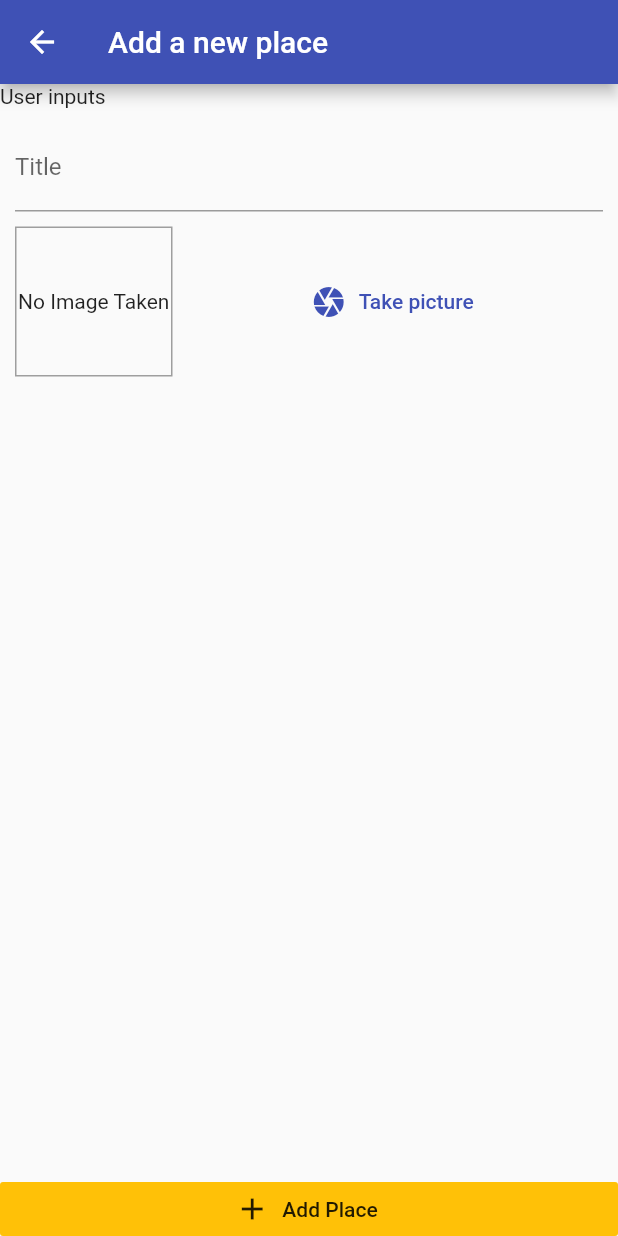
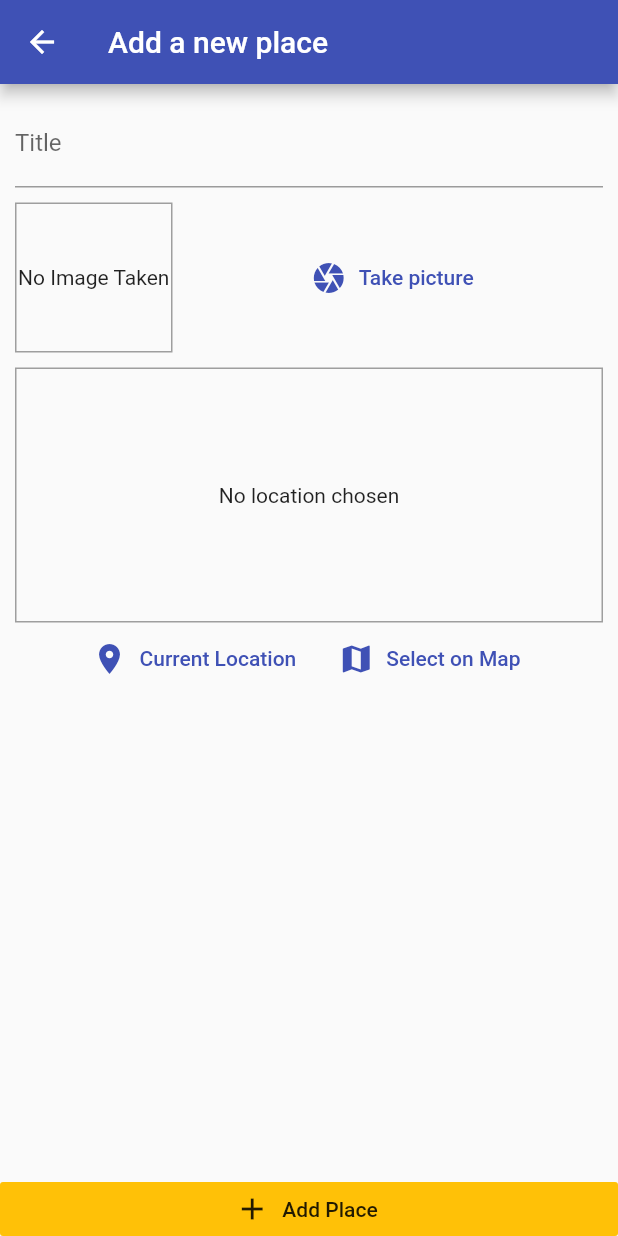
Before and after one commit to cgustav/great_places, a Flutter app: the AddPlaceScreen screen opened by its route, after a tap on "Add Place", on a phone screen of 412 x 824 dp. Run offline on Flutter 3.47's test engine with Material 2 defaults, Android fonts, the phone set to English and light mode, and no system bars; our stand-ins replace google_maps_flutter, image_picker, location, sqflite; accounts and stored records are empty.

Commit message:
module 13 completed
added sqflite and google places helpers to store and visualize data. added location detail and location input to capture a desired latitude, longitude and the related address (given by the google's Geocoding API). Integrating with Google Maps Services.

```diff
--- /dev/null
+++ b/lib/helpers/location_helper.dart
@@ -0,0 +1,22 @@
+import 'package:http/http.dart' as http;
+import 'dart:convert';
+
+const GOOGLE_API_KEY = 'AIzaSyBCd2hjMJYg_dfJ_01l2EZe5NyGlePJXE4';
+
+class LocationHelper {
+  static String generateLocationPreviewImage(
+      {double latitude, double longitude}) {
+    return 'https://maps.googleapis.com/maps/api/staticmap?center=&'
+        '$latitude,$longitude&zoom=16&size=600x300&maptype=roadmap'
+        '&markers=color:red%7Clabel:C%7C$latitude,$longitude'
+        '&key=$GOOGLE_API_KEY';
+  }
+
+  static Future<String> getPlaceAddress(
+      {double latitude, double longitude}) async {
+    final url =
+        'https://maps.googleapis.com/maps/api/geocode/json?latlng=$latitude,$longitude&key=$GOOGLE_API_KEY';
+    final response = await http.get(url);
+    return json.decode(response.body)['results'][0]['formatted_address'];
+  }
+}
--- a/lib/main.dart
+++ b/lib/main.dart
@@ -1,6 +1,7 @@
 import 'package:flutter/material.dart';
 import 'package:great_places/providers/great_places.dart';
 import 'package:great_places/screens/add_place_screen.dart';
+import 'package:great_places/screens/place_detail_screen.dart';
 import 'package:great_places/screens/places_list_screen.dart';
 import 'package:provider/provider.dart';
 
@@ -18,7 +19,9 @@ class MyApp extends StatelessWidget {
         //home: MyHomePage(title: 'Flutter Demo Home Page'),
         home: PlacesListScreen(),
         routes: {
-          AddPlaceScreen.routeName: (BuildContext ctx) => AddPlaceScreen()
+          AddPlaceScreen.routeName: (BuildContext ctx) => AddPlaceScreen(),
+          PlaceDetailScreen.routeName: (BuildContext ctx) =>
+              PlaceDetailScreen(),
         },
       ),
     );
--- a/lib/models/place.dart
+++ b/lib/models/place.dart
@@ -6,11 +6,11 @@ class PlaceLocation {
   final double longitude;
   final String address;
 
-  PlaceLocation(
+  const PlaceLocation({
     @required this.latitude,
     @required this.longitude,
     this.address,
-  );
+  });
 }
 
 class Place {
--- a/lib/screens/add_place_screen.dart
+++ b/lib/screens/add_place_screen.dart
@@ -1,6 +1,9 @@
 import 'package:flutter/material.dart';
+import 'package:great_places/models/place.dart';
 import 'package:great_places/providers/great_places.dart';
 import 'package:great_places/widgets/image_input.dart';
+import 'package:great_places/widgets/location_input.dart';
+import 'package:location/location.dart';
 import 'dart:io';
 
 import 'package:provider/provider.dart';
@@ -16,6 +19,8 @@ class AddPlaceScreen extends StatefulWidget {
 class _AddPlaceScreenState extends State<AddPlaceScreen> {
   TextEditingController _titleController;
   File _pickedImage;
+  PlaceLocation _pickedLocation;
+
   @override
   void initState() {
     _titleController = TextEditingController(text: '');
@@ -24,14 +29,22 @@ class _AddPlaceScreenState extends State<AddPlaceScreen> {
     super.initState();
   }
 
+  void _selectPlace(double lat, double lng) {
+    _pickedLocation = PlaceLocation(latitude: lat, longitude: lng);
+  }
+
   void _selectImage(File pickedImage) {
     _pickedImage = pickedImage;
   }
 
   void _savePlace() {
-    if (_titleController.text.isEmpty || _pickedImage == null) return;
+    if (_titleController.text.isEmpty ||
+        _pickedImage == null ||
+        _pickedLocation == null) return;
     Provider.of<GreatPlaces>(context, listen: false).addPlace(
-        pickedTitle: _titleController.text, pickedImage: _pickedImage);
+        pickedTitle: _titleController.text,
+        pickedImage: _pickedImage,
+        pickedLocation: _pickedLocation);
     Navigator.of(context).pop();
   }
 
@@ -45,7 +58,6 @@ class _AddPlaceScreenState extends State<AddPlaceScreen> {
         mainAxisAlignment: MainAxisAlignment.spaceBetween,
         crossAxisAlignment: CrossAxisAlignment.stretch,
         children: <Widget>[
-          Text('User inputs'),
           //Form(),
           Expanded(
               child: SingleChildScrollView(
@@ -62,6 +74,12 @@ class _AddPlaceScreenState extends State<AddPlaceScreen> {
                   ),
                   ImageInput(
                     onSelectImage: _selectImage,
+                  ),
+                  SizedBox(
+                    height: 10,
+                  ),
+                  LocationInput(
+                    onSelectPlace: _selectPlace,
                   ),
                   // TextField(),
                   // TextField(),
--- a/lib/widgets/image_input.dart
+++ b/lib/widgets/image_input.dart
@@ -23,6 +23,8 @@ class _ImageInputState extends State<ImageInput> {
       source: ImageSource.camera,
       maxWidth: 600,
     );
+
+    if (imageFile == null) return;
 
     setState(() {
       _storedImage = imageFile;
--- /dev/null
+++ b/lib/widgets/location_input.dart
@@ -0,0 +1,95 @@
+import 'package:flutter/material.dart';
+import 'package:google_maps_flutter/google_maps_flutter.dart';
+import 'package:great_places/helpers/location_helper.dart';
+import 'package:great_places/screens/map_screen.dart';
+import 'package:location/location.dart';
+
+class LocationInput extends StatefulWidget {
+  final Function(double, double) onSelectPlace;
+  LocationInput({this.onSelectPlace});
+
+  @override
+  _LocationInputState createState() => _LocationInputState();
+}
+
+class _LocationInputState extends State<LocationInput> {
+  String _previewImageUrl;
+
+  void _showPreview(double lat, double lng) {
+    final staticMapImageUrl = LocationHelper.generateLocationPreviewImage(
+      latitude: lat,
+      longitude: lng,
+    );
+    setState(() {
+      _previewImageUrl = staticMapImageUrl;
+    });
+  }
+
+  Future<void> _getCurrentUserLocation() async {
+    try {
+      final locData = await Location().getLocation();
+      _showPreview(locData.latitude, locData.longitude);
+      widget.onSelectPlace(locData.latitude, locData.longitude);
+    } catch (e) {
+      return;
+    }
+  }
+
+  Future<void> _selectOnMap() async {
+    final LatLng selectedLocation =
+        await Navigator.of(context).push(MaterialPageRoute(
+            fullscreenDialog: true,
+            builder: (ctx) => MapScreen(
+                  isSelecting: true,
+                )));
+
+    if (selectedLocation == null) return;
+
+    // print(selectedLocation.latitude);
+    _showPreview(selectedLocation.latitude, selectedLocation.longitude);
+    widget.onSelectPlace(selectedLocation.latitude, selectedLocation.longitude);
+  }
+
+  @override
+  Widget build(BuildContext context) {
+    return Column(
+      //  child: child,
+      children: <Widget>[
+        Container(
+          height: 170,
+          width: double.infinity,
+          alignment: Alignment.center,
+          decoration:
+              BoxDecoration(border: Border.all(width: 1, color: Colors.grey)),
+          child: _previewImageUrl == null
+              ? Text(
+                  'No location chosen',
+                  textAlign: TextAlign.center,
+                )
+              : Image.network(
+                  _previewImageUrl,
+                  fit: BoxFit.cover,
+                  width: double.infinity,
+                ),
+        ),
+        Row(
+          mainAxisAlignment: MainAxisAlignment.center,
+          children: <Widget>[
+            FlatButton.icon(
+              icon: Icon(Icons.location_on),
+              label: Text('Current Location'),
+              textColor: Theme.of(context).primaryColor,
+              onPressed: _getCurrentUserLocation,
+            ),
+            FlatButton.icon(
+              icon: Icon(Icons.map),
+              label: Text('Select on Map'),
+              textColor: Theme.of(context).primaryColor,
+              onPressed: _selectOnMap,
+            ),
+          ],
+        )
+      ],
+    );
+  }
+}
--- a/pubspec.yaml
+++ b/pubspec.yaml
@@ -26,6 +26,10 @@ dependencies:
   cupertino_icons: ^0.1.2
   image_picker: ^0.6.2+1
   path_provider: ^1.4.5
+  sqflite: ^1.1.7+3
+  location: ^2.3.5
+  google_maps_flutter: ^0.5.21+12
+  http: ^0.12.0+2
 
 dev_dependencies:
   flutter_test:
```
Also changed, not shown: lib/helpers/db_helper.dart (added, +45 -0 lines), lib/providers/great_places.dart (+56 -5 lines), lib/screens/map_screen.dart (added, +66 -0 lines), lib/screens/place_detail_screen.dart (+56 -0 lines), lib/screens/places_list_screen.dart (+17 -2 lines), pubspec.lock, 7 other files.
